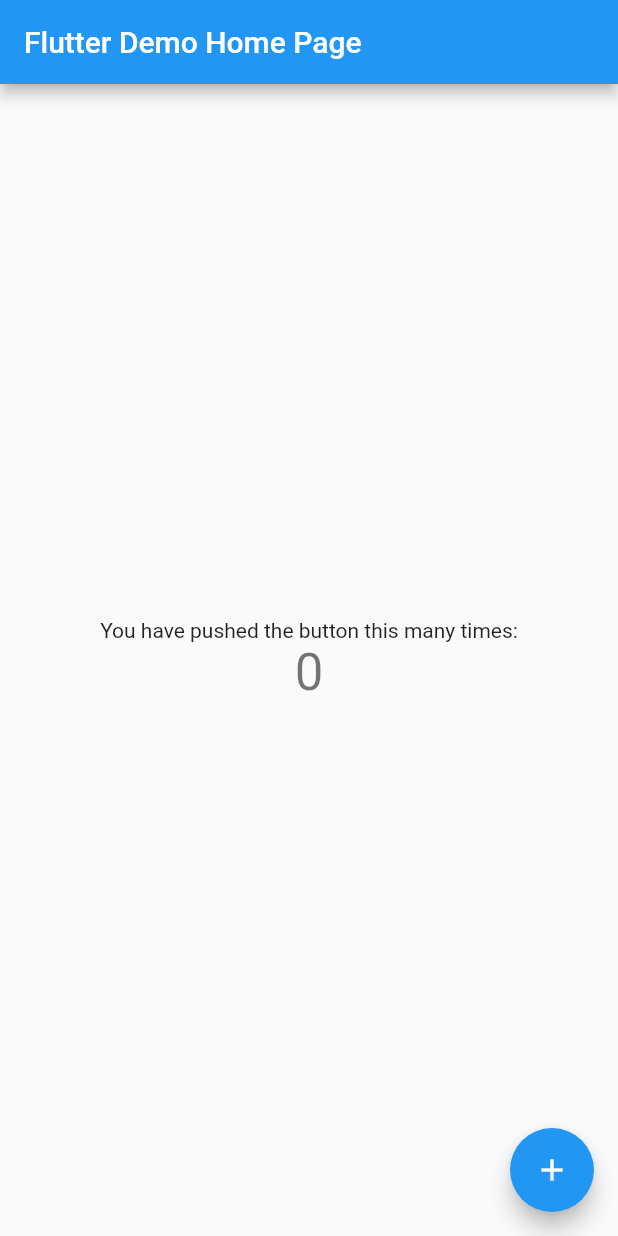
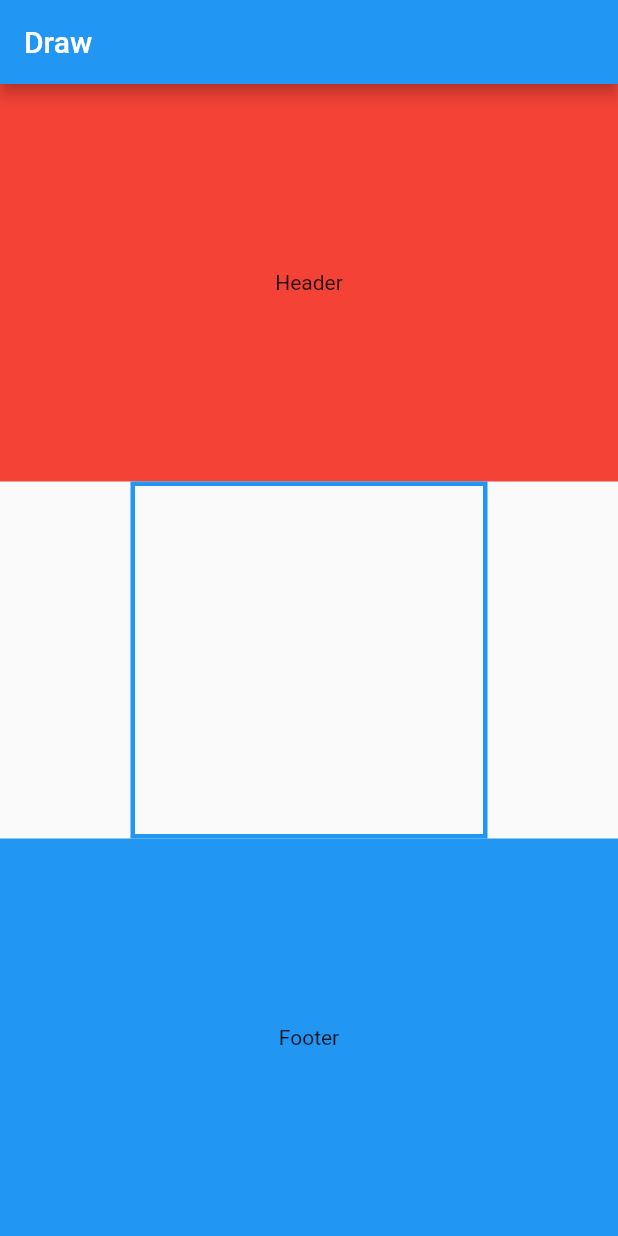
Before and after one commit to Shakleen/Digit-Recognizer, a Flutter app: the screen it shows after launch, on a phone screen of 412 x 824 dp. Run offline on Flutter 3.47's test engine with Material 2 defaults, Android fonts, the phone set to English and light mode, and no system bars.

Commit message:
Created custom painter for drawing

```diff
--- /dev/null
+++ b/lib/constant.dart
@@ -0,0 +1,6 @@
+import 'package:flutter/material.dart';
+
+const double kCanvasSize = 200.0;
+const double kStrokeWidth = 12.0;
+const Color kBlackBrushColor = Colors.black;
+const bool kIsAntiAlias = true;
--- /dev/null
+++ b/lib/drawing_painter.dart
@@ -0,0 +1,30 @@
+import 'package:flutter/material.dart';
+import 'package:number_recognizer/constant.dart';
+
+final Paint drawingPaint = Paint()
+  ..strokeCap = StrokeCap.square
+  ..isAntiAlias = kIsAntiAlias
+  ..color = kBlackBrushColor
+  ..strokeWidth = kStrokeWidth;
+
+class DrawingPainter extends CustomPainter {
+  List<Offset> offsetPoints;
+
+  DrawingPainter({this.offsetPoints});
+
+  @override
+  void paint(Canvas canvas, Size size) {
+    for (int i = 0; i < offsetPoints.length; ++i) {
+      if (offsetPoints[i] != null && offsetPoints[i + 1] != null) {
+        canvas.drawLine(
+          offsetPoints[i],
+          offsetPoints[i + 1],
+          drawingPaint,
+        );
+      }
+    }
+  }
+
+  @override
+  bool shouldRepaint(CustomPainter oldDelegate) => true;
+}
--- a/lib/main.dart
+++ b/lib/main.dart
@@ -1,111 +1,18 @@
 import 'package:flutter/material.dart';
+import 'package:number_recognizer/recognizer_screen.dart';
 
-void main() => runApp(MyApp());
+void main() => runApp(HandwrittenNumberRecognizerApp());
 
-class MyApp extends StatelessWidget {
-  // This widget is the root of your application.
+class HandwrittenNumberRecognizerApp extends StatelessWidget {
+
   @override
   Widget build(BuildContext context) {
     return MaterialApp(
-      title: 'Flutter Demo',
+      title: 'Number Recognizer',
       theme: ThemeData(
-        // This is the theme of your application.
-        //
-        // Try running your application with "flutter run". You'll see the
-        // application has a blue toolbar. Then, without quitting the app, try
-        // changing the primarySwatch below to Colors.green and then invoke
-        // "hot reload" (press "r" in the console where you ran "flutter run",
-        // or simply save your changes to "hot reload" in a Flutter IDE).
-        // Notice that the counter didn't reset back to zero; the application
-        // is not restarted.
-        primarySwatch: Colors.blue,
+        primarySwatch: Colors.blue
       ),
-      home: MyHomePage(title: 'Flutter Demo Home Page'),
+      home: RecognizerScreen(title: "Draw"),
     );
   }
 }
-
-class MyHomePage extends StatefulWidget {
-  MyHomePage({Key key, this.title}) : super(key: key);
-
-  // This widget is the home page of your application. It is stateful, meaning
-  // that it has a State object (defined below) that contains fields that affect
-  // how it looks.
-
-  // This class is the configuration for the state. It holds the values (in this
-  // case the title) provided by the parent (in this case the App widget) and
-  // used by the build method of the State. Fields in a Widget subclass are
-  // always marked "final".
-
-  final String title;
-
-  @override
-  _MyHomePageState createState() => _MyHomePageState();
-}
-
-class _MyHomePageState extends State<MyHomePage> {
-  int _counter = 0;
-
-  void _incrementCounter() {
-    setState(() {
-      // This call to setState tells the Flutter framework that something has
-      // changed in this State, which causes it to rerun the build method below
-      // so that the display can reflect the updated values. If we changed
-      // _counter without calling setState(), then the build method would not be
-      // called again, and so nothing would appear to happen.
-      _counter++;
-    });
-  }
-
-  @override
-  Widget build(BuildContext context) {
-    // This method is rerun every time setState is called, for instance as done
-    // by the _incrementCounter method above.
-    //
-    // The Flutter framework has been optimized to make rerunning build methods
-    // fast, so that you can just rebuild anything that needs updating rather
-    // than having to individually change instances of widgets.
-    return Scaffold(
-      appBar: AppBar(
-        // Here we take the value from the MyHomePage object that was created by
-        // the App.build method, and use it to set our appbar title.
-        title: Text(widget.title),
-      ),
-      body: Center(
-        // Center is a layout widget. It takes a single child and positions it
-        // in the middle of the parent.
-        child: Column(
-          // Column is also a layout widget. It takes a list of children and
-          // arranges them vertically. By default, it sizes itself to fit its
-          // children horizontally, and tries to be as tall as its parent.
-          //
-          // Invoke "debug painting" (press "p" in the console, choose the
-          // "Toggle Debug Paint" action from the Flutter Inspector in Android
-          // Studio, or the "Toggle Debug Paint" command in Visual Studio Code)
-          // to see the wireframe for each widget.
-          //
-          // Column has various properties to control how it sizes itself and
-          // how it positions its children. Here we use mainAxisAlignment to
-          // center the children vertically; the main axis here is the vertical
-          // axis because Columns are vertical (the cross axis would be
-          // horizontal).
-          mainAxisAlignment: MainAxisAlignment.center,
-          children: <Widget>[
-            Text(
-              'You have pushed the button this many times:',
-            ),
-            Text(
-              '$_counter',
-              style: Theme.of(context).textTheme.display1,
-            ),
-          ],
-        ),
-      ),
-      floatingActionButton: FloatingActionButton(
-        onPressed: _incrementCounter,
-        tooltip: 'Increment',
-        child: Icon(Icons.add),
-      ), // This trailing comma makes auto-formatting nicer for build methods.
-    );
-  }
-}
--- /dev/null
+++ b/lib/recognizer_screen.dart
@@ -0,0 +1,87 @@
+import 'package:flutter/material.dart';
+import 'package:number_recognizer/constant.dart';
+import 'package:number_recognizer/drawing_painter.dart';
+
+class RecognizerScreen extends StatefulWidget {
+  RecognizerScreen({Key key, this.title}) : super(key: key);
+
+  final String title;
+
+  @override
+  _RecognizerScreen createState() => _RecognizerScreen();
+}
+
+class _RecognizerScreen extends State<RecognizerScreen> {
+  List<Offset> points = [];
+
+  @override
+  Widget build(BuildContext context) {
+    return Scaffold(
+      appBar: AppBar(title: Text(widget.title)),
+      body: Container(
+        child: Column(
+          mainAxisAlignment: MainAxisAlignment.center,
+          children: <Widget>[
+            Expanded(
+              flex: 1,
+              child: Container(
+                padding: EdgeInsets.all(16),
+                color: Colors.red,
+                alignment: Alignment.center,
+                child: Text('Header'),
+              ),
+            ),
+            Container(
+              decoration: BoxDecoration(
+                border: Border.all(width: 3.0, color: Colors.blue),
+              ),
+              padding: EdgeInsets.all(16),
+              child: Builder(builder: _buildCanvas),
+            ),
+            Expanded(
+              flex: 1,
+              child: Container(
+                padding: EdgeInsets.all(16),
+                color: Colors.blue,
+                alignment: Alignment.center,
+                child: Text('Footer'),
+              ),
+            ),
+          ],
+        ),
+      ),
+    );
+  }
+
+  Widget _buildCanvas(BuildContext context) {
+    return GestureDetector(
+      onPanUpdate: (DragUpdateDetails details) {
+        setState(() {
+          RenderBox renderBox = context.findRenderObject();
+          points.add(
+            renderBox.globalToLocal(details.globalPosition),
+          );
+        });
+      },
+      onPanStart: (DragStartDetails details) {
+        setState(() {
+          RenderBox renderBox = context.findRenderObject();
+          points.add(
+            renderBox.globalToLocal(details.globalPosition),
+          );
+        });
+      },
+      onPanEnd: (DragEndDetails details) {
+        setState(() {
+          points.add(null);
+        });
+      },
+      child: ClipRect(
+        child: CustomPaint(
+          size: Size(kCanvasSize, kCanvasSize),
+          painter: DrawingPainter(offsetPoints: points),
+        ),
+      ),
+    );
+  }
+}
--- a/pubspec.yaml
+++ b/pubspec.yaml
@@ -19,6 +19,7 @@
 dependencies:
   flutter:
     sdk: flutter
+  tflite: ^1.0.4
 
   # The following adds the Cupertino Icons font to your application.
   # Use with the CupertinoIcons class for iOS style icons.
@@ -41,7 +42,9 @@
   uses-material-design: true
 
   # To add assets to your application, add an assets section, like this:
-  # assets:
+  assets:
+    - assets/converted_mnist_model.tflite
+    - assets/labels.txt
   #  - images/a_dot_burr.jpeg
   #  - images/a_dot_ham.jpeg
 
```
Also changed, not shown: assets/labels.txt (added, +10 -0 lines), pubspec.lock, 3 other files.
